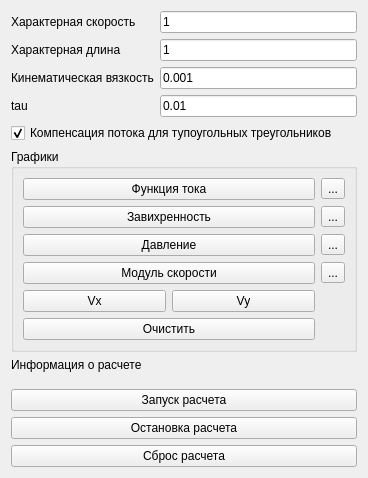
Old version of the form source/q3main/q3calculuseditor.ui in the repository messteno/Q3Solver.
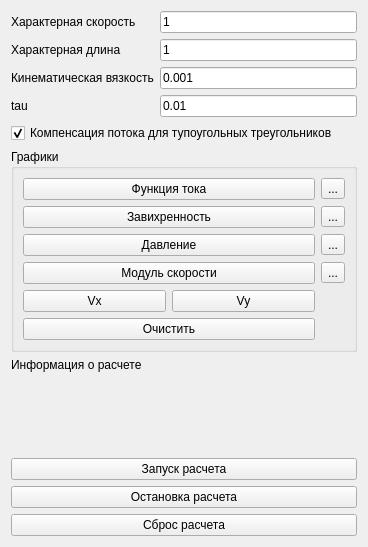
New version of the form.

What changed in the file:
```diff
--- a/source/q3main/q3calculuseditor.ui
+++ b/source/q3main/q3calculuseditor.ui
@@ -7,7 +7,7 @@
     <x>0</x>
     <y>0</y>
     <width>368</width>
-    <height>478</height>
+    <height>547</height>
    </rect>
   </property>
   <property name="windowTitle">
```
